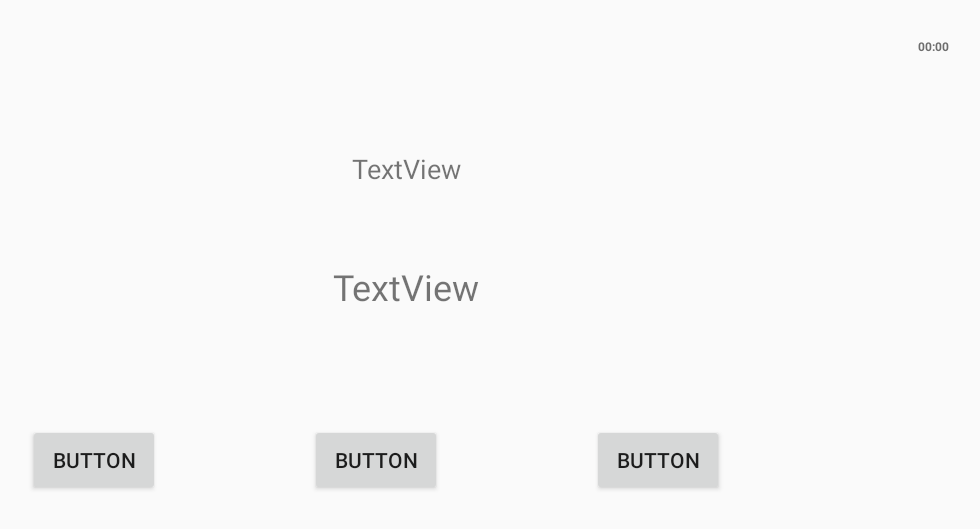
After one commit to guigui71370/projetiut, an Android app: the ConjugaisonActivity screen opened directly, with no data from a screen before it, on a phone screen of 824 x 412 dp (held sideways). The commit adds this screen. Shown: the top 529 px of the screen, without its empty margins (212-1192 px from the left). Run offline under Robolectric (Android 15) with nearby library versions, the phone set to English and light mode, and no system bars; libraries missing offline, so code that uses them is left out: com.plattysoft.leonids.

Commit message:
first commit test

```diff
--- a/app/build.gradle
+++ b/app/build.gradle
@@ -16,11 +16,11 @@ android {
             proguardFiles getDefaultProguardFile('proguard-android.txt'), 'proguard-rules.pro'
         }
     }
-    buildToolsVersion '26.0.2'
+    buildToolsVersion = '27.0.3'
 }
 
 dependencies {
-    implementation fileTree(include: ['*.jar'], dir: 'libs')
+    implementation fileTree(dir: 'libs', include: ['*.jar'])
     implementation 'com.android.support:appcompat-v7:26.1.0'
     implementation 'com.android.support.constraint:constraint-layout:1.0.2'
     testImplementation 'junit:junit:4.12'
--- a/app/src/main/AndroidManifest.xml
+++ b/app/src/main/AndroidManifest.xml
@@ -41,6 +41,9 @@
         <activity android:name=".pianoGame.PianoActivity"
             android:launchMode="singleTask"
             android:screenOrientation="landscape"/>
+        <activity android:name=".conjugaison.ConjugaisonActivity"
+            android:launchMode="singleTask"
+            android:screenOrientation="landscape"/>
     </application>
 
 </manifest>
--- a/app/src/main/java/com/example/cassa/entrainementprojettut/MainActivity.java
+++ b/app/src/main/java/com/example/cassa/entrainementprojettut/MainActivity.java
@@ -17,6 +17,7 @@ import android.widget.ImageView;
 import android.content.DialogInterface;
 import android.widget.Toast;
 
+import com.example.cassa.entrainementprojettut.conjugaison.ConjugaisonActivity;
 import com.example.cassa.entrainementprojettut.flag.FlagActivity;
 import com.example.cassa.entrainementprojettut.flag.ReverseFlagActivity;
 import com.example.cassa.entrainementprojettut.gameUtils.ActivityUtil;
@@ -52,6 +53,7 @@ public class MainActivity extends ActivityUtil {
         Button btnReverseFlagActivity = findViewById(R.id.activity_reverse_flagActivity_btn);
         Button btnGeographyTag = findViewById(R.id.activity_main_geographyTag);
         Button btnPiano = findViewById(R.id.activity_main_piano);
+        Button btnConjugaison = findViewById(R.id.activity_main_conjugaison);
         ImageView owlImg = findViewById(R.id.chouettes_menu);
         owlImg.setBackgroundResource(R.drawable.animation_chouettes_menu);
         mOwlAnimation = (AnimationDrawable) owlImg.getBackground();
@@ -76,6 +78,7 @@ public class MainActivity extends ActivityUtil {
                 finish();
             }
         });
+
 
         btnMysteryWord.setOnClickListener(new View.OnClickListener() {
             @Override
@@ -136,6 +139,14 @@ public class MainActivity extends ActivityUtil {
                 finish();
             }
         });
+        btnConjugaison.setOnClickListener(new View.OnClickListener() {
+            @Override
+            public void onClick(View v) {
+                Intent conjugaisonActivityIntent = new Intent(MainActivity.this, ConjugaisonActivity.class);
+                startActivity(conjugaisonActivityIntent);
+                finish();
+            }
+        });
     }
 
     @Override
--- /dev/null
+++ b/app/src/main/java/com/example/cassa/entrainementprojettut/conjugaison/ConjugaisonActivity.java
@@ -0,0 +1,14 @@
+package com.example.cassa.entrainementprojettut.conjugaison;
+
+import android.os.Bundle;
+
+import com.example.cassa.entrainementprojettut.R;
+import com.example.cassa.entrainementprojettut.gameUtils.GameActivity;
+
+public class ConjugaisonActivity  extends GameActivity {
+
+    protected void onCreate(Bundle savedInstanceState) {
+        super.onCreate(savedInstanceState);
+        setContentView(R.layout.activity_conjugaison);
+    }
+}
--- /dev/null
+++ b/app/src/main/res/layout/activity_conjugaison.xml
@@ -0,0 +1,131 @@
+<?xml version="1.0" encoding="utf-8"?>
+<android.support.constraint.ConstraintLayout xmlns:android="http://schemas.android.com/apk/res/android"
+    xmlns:app="http://schemas.android.com/apk/res-auto"
+    xmlns:tools="http://schemas.android.com/tools"
+    android:layout_width="match_parent"
+    android:layout_height="match_parent">
+
+    <ImageView
+        android:layout_width="20dp"
+        android:layout_height="20dp"
+        android:layout_marginStart="50dp"
+        android:layout_marginLeft="50dp"
+        android:layout_marginTop="25dp"
+        app:layout_constraintStart_toStartOf="parent"
+        app:layout_constraintTop_toTopOf="parent"
+        tools:srcCompat="@color/orange" />
+
+    <Chronometer
+        android:id="@+id/chronometer2"
+        android:layout_width="wrap_content"
+        android:layout_height="wrap_content"
+        android:layout_marginTop="25dp"
+        android:layout_marginEnd="50dp"
+        android:layout_marginRight="50dp"
+        android:textColor="@color/colorGray"
+        android:textSize="@dimen/font_size"
+        android:textStyle="bold"
+        app:layout_constraintEnd_toEndOf="parent"
+        app:layout_constraintTop_toTopOf="parent" />
+
+    <TextView
+        android:id="@+id/temps"
+        android:layout_width="wrap_content"
+        android:layout_height="wrap_content"
+        android:layout_marginTop="100dp"
+        android:text="TextView"
+        android:textSize="18sp"
+        app:layout_constraintEnd_toEndOf="parent"
+        app:layout_constraintStart_toStartOf="parent"
+        app:layout_constraintTop_toTopOf="parent"
+        tools:text="Présent" />
+
+    <TextView
+        android:id="@+id/sentence"
+        android:layout_width="wrap_content"
+        android:layout_height="wrap_content"
+        android:layout_marginTop="50dp"
+        android:text="TextView"
+        android:textSize="24sp"
+        app:layout_constraintEnd_toEndOf="parent"
+        app:layout_constraintStart_toStartOf="parent"
+        app:layout_constraintTop_toBottomOf="@+id/temps"
+        tools:text="Je suis une phrase" />
+
+    <TextView
+        android:id="@+id/hint"
+        android:layout_width="wrap_content"
+        android:layout_height="wrap_content"
+        android:layout_marginTop="100dp"
+        android:text="TextView"
+        android:textSize="18sp"
+        app:layout_constraintEnd_toEndOf="parent"
+        app:layout_constraintStart_toStartOf="parent"
+        app:layout_constraintTop_toBottomOf="@+id/linearLayout"
+        tools:text="Voici la règle : blablablablablablablablablabla" />
+
+    <ImageView
+        android:id="@+id/stars"
+        android:layout_width="wrap_content"
+        android:layout_height="wrap_content"
+        android:layout_marginStart="50dp"
+        android:layout_marginLeft="50dp"
+        android:layout_marginTop="25dp"
+        app:layout_constraintStart_toStartOf="parent"
+        app:layout_constraintTop_toTopOf="parent"
+        app:srcCompat="@color/orange" />
+
+    <LinearLayout
+        android:id="@+id/linearLayout"
+        android:layout_width="wrap_content"
+        android:layout_height="wrap_content"
+        android:layout_marginTop="75dp"
+        android:orientation="horizontal"
+        app:layout_constraintEnd_toEndOf="parent"
+        app:layout_constraintStart_toStartOf="parent"
+        app:layout_constraintTop_toBottomOf="@+id/sentence">
+
+        <Button
+            android:id="@+id/verb1"
+            android:layout_width="wrap_content"
+            android:layout_height="wrap_content"
+            android:layout_marginStart="160dp"
+            android:layout_marginLeft="160dp"
+            android:text="Button"
+            app:layout_constraintStart_toStartOf="parent"
+            tools:layout_editor_absoluteY="257dp" />
+
+        <Button
+            android:id="@+id/verb2"
+            android:layout_width="wrap_content"
+            android:layout_height="wrap_content"
+            android:layout_marginStart="100dp"
+            android:layout_marginLeft="100dp"
+            android:text="Button"
+            app:layout_constraintBottom_toBottomOf="@+id/verb1"
+            app:layout_constraintStart_toEndOf="@+id/verb1" />
+
+        <Button
+            android:id="@+id/verb3"
+            android:layout_width="wrap_content"
+            android:layout_height="wrap_content"
+            android:layout_marginStart="100dp"
+            android:layout_marginLeft="100dp"
+            android:text="Button"
+            app:layout_constraintBottom_toBottomOf="@+id/verb2"
+            app:layout_constraintStart_toEndOf="@+id/verb2" />
+
+        <Button
+            android:id="@+id/verb4"
+            android:layout_width="wrap_content"
+            android:layout_height="wrap_content"
+            android:layout_marginStart="100dp"
+            android:layout_marginLeft="100dp"
+            android:layout_marginEnd="150dp"
+            android:layout_marginRight="150dp"
+            android:text="Button"
+            app:layout_constraintBottom_toBottomOf="@+id/verb3"
+            app:layout_constraintEnd_toEndOf="parent"
+            app:layout_constraintStart_toEndOf="@+id/verb3" />
+    </LinearLayout>
+</android.support.constraint.ConstraintLayout>
--- a/app/src/main/res/layout/activity_main.xml
+++ b/app/src/main/res/layout/activity_main.xml
@@ -10,10 +10,8 @@
     <LinearLayout
         android:layout_width="120dp"
         android:layout_height="match_parent"
-        android:layout_marginStart="30dp"
-        android:layout_marginLeft="30dp"
-        android:layout_marginTop="30dp"
-        android:orientation="vertical">
+        android:orientation="vertical"
+        tools:layout_editor_absoluteY="30dp">
 
         <Button
             android:id="@+id/activity_main_addition_btn"
@@ -26,43 +24,50 @@
             android:id="@+id/activity_main_mysteryWord_btn"
             android:layout_width="match_parent"
             android:layout_height="wrap_content"
-            android:text="@string/mystery_word_game"
             android:layout_marginTop="10dp"
             android:background="@color/colorGreen"
-            />
+            android:text="@string/mystery_word_game" />
 
         <Button
             android:id="@+id/activity_main_flagActivity_btn"
             android:layout_width="match_parent"
             android:layout_height="wrap_content"
-            android:text="@string/tag_game"
             android:layout_marginTop="10dp"
-            android:background="@color/colorGreen"/>
+            android:background="@color/colorGreen"
+            android:text="@string/tag_game" />
 
         <Button
 
             android:id="@+id/activity_reverse_flagActivity_btn"
             android:layout_width="match_parent"
             android:layout_height="wrap_content"
-            android:text="@string/tag_inv"
             android:layout_marginTop="10dp"
-            android:background="@color/colorGreen"/>
+            android:background="@color/colorGreen"
+            android:text="@string/tag_inv" />
 
         <Button
             android:id="@+id/activity_main_geographyTag"
             android:layout_width="match_parent"
             android:layout_height="wrap_content"
             android:layout_marginTop="10dp"
-            android:text="@string/geography_game"
-            android:background="@color/colorGreen"/>
+            android:background="@color/colorGreen"
+            android:text="@string/geography_game" />
 
         <Button
             android:id="@+id/activity_main_piano"
             android:layout_width="match_parent"
             android:layout_height="wrap_content"
             android:layout_marginTop="10dp"
-            android:text="@string/piano_game"
-            android:background="@color/colorGreen"/>
+            android:background="@color/colorGreen"
+            android:text="@string/piano_game" />
+
+        <Button
+            android:id="@+id/activity_main_conjugaison"
+            android:layout_width="match_parent"
+            android:layout_height="wrap_content"
+            android:layout_marginTop="10dp"
+            android:background="@color/colorGreen"
+            android:text="Conjugaison" />
 
     </LinearLayout>
 
--- a/app/src/main/res/values/colors.xml
+++ b/app/src/main/res/values/colors.xml
@@ -6,7 +6,7 @@
     <color name="colorWhite">#fcfbfb</color>
     <color name="colorGray">#6d6d6d</color>
     <color name="colorGreen">#AEEE00</color>
-    <color name="orange">#ECBF0C</color>
+    <color name="orange">#ecbf0c</color>
     <color name="brown">#BCAAA4</color>
     <color name="black">#000000</color>
     <color name="pink">#F972E7</color>
--- a/build.gradle
+++ b/build.gradle
@@ -7,7 +7,7 @@ buildscript {
         jcenter()
     }
     dependencies {
-        classpath 'com.android.tools.build:gradle:3.0.1'
+        classpath 'com.android.tools.build:gradle:3.1.4'
 
 
         // NOTE: Do not place your application dependencies here; they belong
```
Also changed, not shown: gradle/wrapper/gradle-wrapper.properties, 2 other files.
